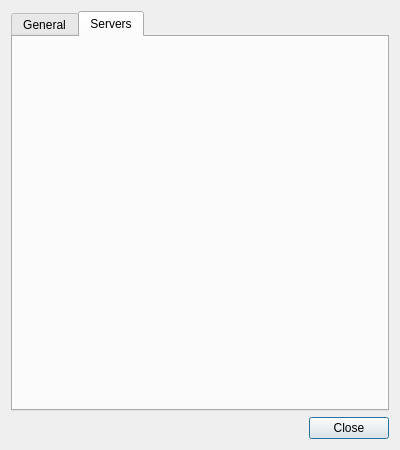
First picture: the form in dlgsettings.ui, repository OrangeReaper/abStartupManager, before the edit.
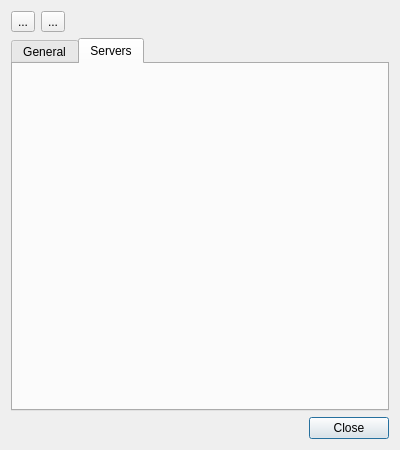
Second picture: the form after the edit. Icons and pictures are not drawn.

```diff
--- a/dlgsettings.ui
+++ b/dlgsettings.ui
@@ -13,8 +13,57 @@
   <property name="windowTitle">
    <string>Settings</string>
   </property>
-  <layout class="QVBoxLayout" name="verticalLayout">
-   <item>
+  <property name="windowIcon">
+   <iconset resource="images.qrc">
+    <normaloff>:/images/abStartupManager.png</normaloff>:/images/abStartupManager.png</iconset>
+  </property>
+  <layout class="QGridLayout" name="gridLayout">
+   <item row="0" column="0">
+    <layout class="QHBoxLayout" name="horizontalLayout">
+     <item>
+      <widget class="QToolButton" name="actionAddProfile">
+       <property name="toolTip">
+        <string>Add Profile</string>
+       </property>
+       <property name="text">
+        <string>...</string>
+       </property>
+       <property name="icon">
+        <iconset resource="images.qrc">
+         <normaloff>:/images/greenPlus.png</normaloff>:/images/greenPlus.png</iconset>
+       </property>
+      </widget>
+     </item>
+     <item>
+      <widget class="QToolButton" name="actionRemoveProfile">
+       <property name="toolTip">
+        <string>Remove Profile</string>
+       </property>
+       <property name="text">
+        <string>...</string>
+       </property>
+       <property name="icon">
+        <iconset resource="images.qrc">
+         <normaloff>:/images/redMinus.png</normaloff>:/images/redMinus.png</iconset>
+       </property>
+      </widget>
+     </item>
+     <item>
+      <spacer name="horizontalSpacer">
+       <property name="orientation">
+        <enum>Qt::Horizontal</enum>
+       </property>
+       <property name="sizeHint" stdset="0">
+        <size>
+         <width>40</width>
+         <height>20</height>
+        </size>
+       </property>
+      </spacer>
+     </item>
+    </layout>
+   </item>
+   <item row="1" column="0">
     <widget class="QTabWidget" name="tabWidget">
      <property name="currentIndex">
       <number>1</number>
```
Left out of the diff: 42 changed lines with no effect on the pictures.
